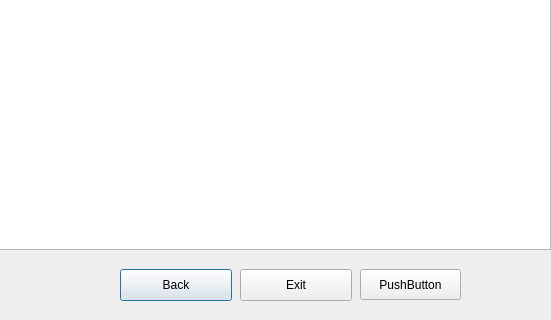
First picture: the form in GUI/adminUserinfo.ui, repository addinedu-ros-8th/iot-repo-6, before the edit; both pictures show x 100 to 651 and y 201 to 521 of the 651 by 521 pixel window.
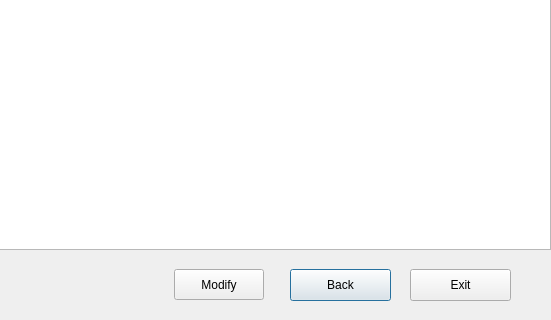
Second picture: the form after the edit.

```diff
--- a/GUI/adminUserinfo.ui
+++ b/GUI/adminUserinfo.ui
@@ -39,9 +39,9 @@
   <widget class="QPushButton" name="pushButton">
    <property name="geometry">
     <rect>
-     <x>220</x>
+     <x>390</x>
      <y>470</y>
-     <width>112</width>
+     <width>101</width>
      <height>32</height>
     </rect>
    </property>
@@ -52,9 +52,9 @@
   <widget class="QPushButton" name="pushButton_2">
    <property name="geometry">
     <rect>
-     <x>340</x>
+     <x>510</x>
      <y>470</y>
-     <width>112</width>
+     <width>101</width>
      <height>32</height>
     </rect>
    </property>
@@ -65,14 +65,14 @@
   <widget class="QPushButton" name="detailButton">
    <property name="geometry">
     <rect>
-     <x>460</x>
+     <x>274</x>
      <y>470</y>
-     <width>101</width>
+     <width>90</width>
      <height>31</height>
     </rect>
    </property>
    <property name="text">
-    <string>PushButton</string>
+    <string>Modify</string>
    </property>
   </widget>
  </widget>
```
Left out of the diff: 4 changed lines with no effect on the pictures.
